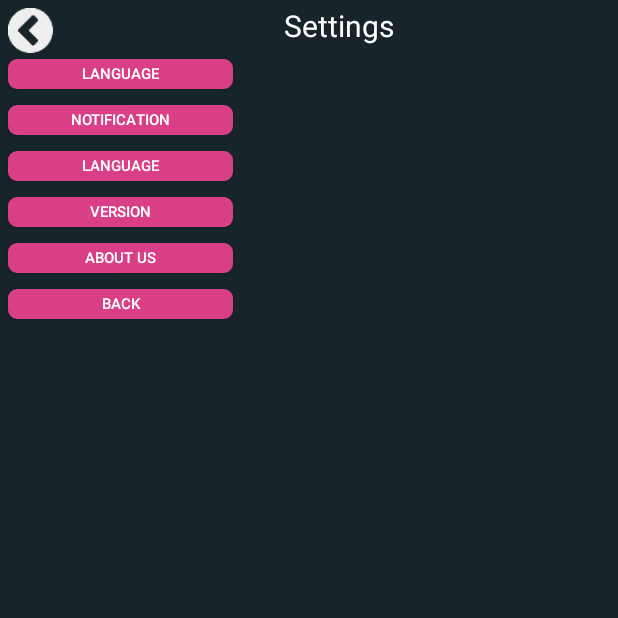
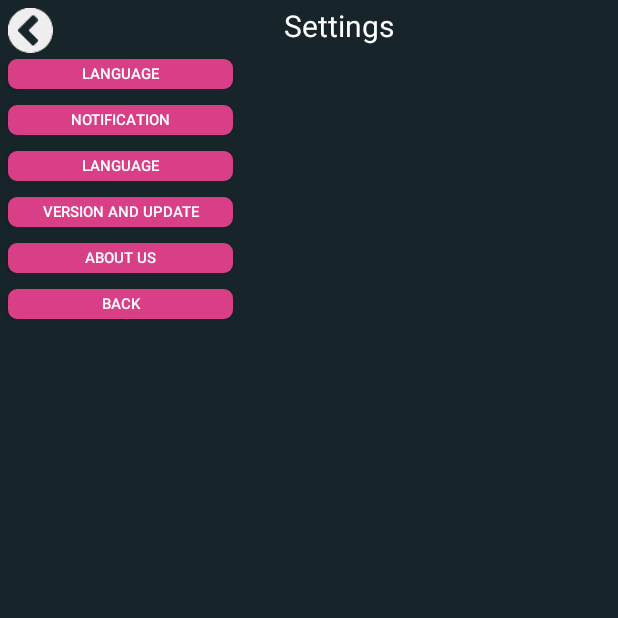
Before and after one commit to NemeumProject/Nemeum, an Android app: the Settings screen opened directly, with no data from a screen before it, on a phone screen of 412 x 824 dp, the top half of it. Run offline under Robolectric (Android 15) with nearby library versions, the phone set to English and light mode, and no system bars.

```diff
--- a/app/src/main/res/values/strings.xml
+++ b/app/src/main/res/values/strings.xml
@@ -243,8 +243,8 @@
     <string name="languageButtonTitle">Language</string>
     <string name="notificationButtonTitle">Notification</string>
     <string name="currencyButtonTitle">Currency</string>
-    <string name="versionButtonTitle">Version</string>
-    <string name="aboutButtonTitle">About Us</string>v
+    <string name="versionButtonTitle">Version and Update</string>
+    <string name="aboutButtonTitle">About Us</string>
     <string name="backButtonTitle">Back</string>
 
 </resources>
```
Also changed, not shown: 1 other file.
